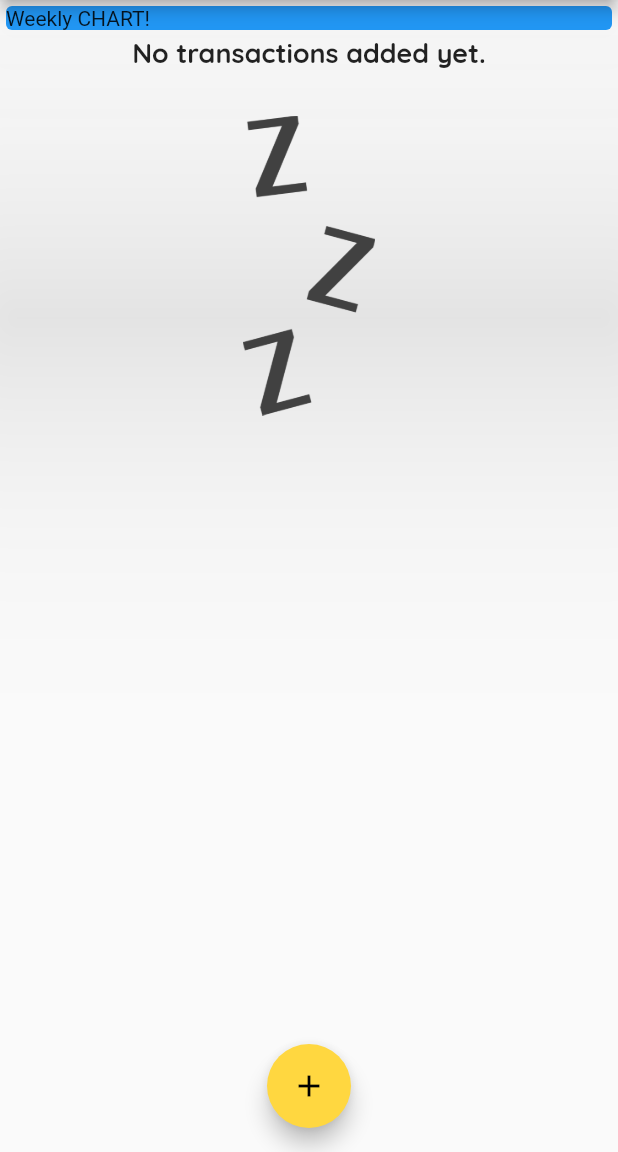
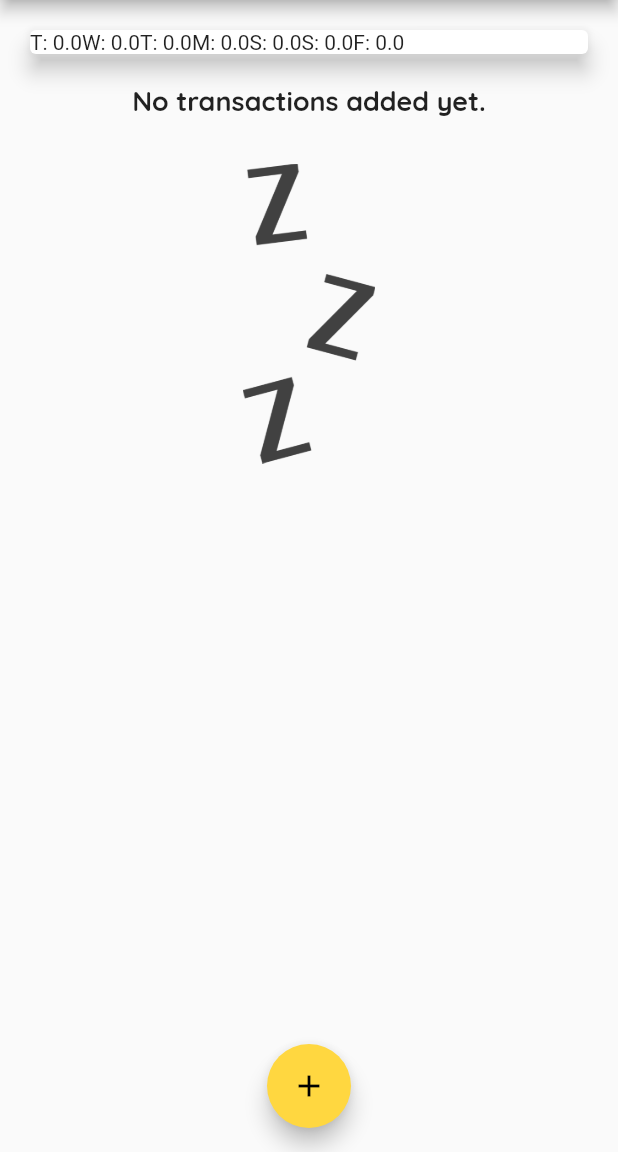
Before and after one commit to IonutSKL/myExpensesApp, a Flutter app: the screen it shows after launch, on a phone screen of 412 x 824 dp, the part 84-1236 px from its top. Run offline on Flutter 3.47's test engine with Material 2 defaults, Android fonts, the phone set to English and light mode, and no system bars.

Commit message:
chart added

```diff
--- a/lib/main.dart
+++ b/lib/main.dart
@@ -1,6 +1,8 @@
 import 'package:flutter/material.dart';
-import 'package:myExpensesApp/widgets/transaction_list.dart';
+
+import './widgets/transaction_list.dart';
 import './widgets/new_transaction.dart';
+import './widgets/chart.dart';
 import './models/transaction.dart';
 
 void main() {
@@ -67,6 +69,16 @@ class _MyHomePageState extends State<MyHomePage> {
     ), */
   ];
 
+  List<Transaction> get _recentTransactions {
+    return _userTransactions.where((tx) {
+      return tx.date.isAfter(
+        DateTime.now().subtract(
+          Duration(days: 7),
+        ),
+      );
+    }).toList();
+  }
+
   void _addNewTransaction(String txTitle, double txAmount) {
     final newTx = Transaction(
       title: txTitle,
@@ -113,15 +125,8 @@ class _MyHomePageState extends State<MyHomePage> {
           mainAxisAlignment: MainAxisAlignment.start,
           crossAxisAlignment: CrossAxisAlignment.stretch,
           children: <Widget>[
-            Container(
-              width: double.infinity,
-              child: Card(
-                color: Colors.blue,
-                child: Text('Weekly CHART!'),
-                elevation: 100,
-              ),
-            ),
-            TransactionList(_userTransactions)
+            Chart(_recentTransactions),
+            TransactionList(_userTransactions),
           ],
         ),
       ),
--- /dev/null
+++ b/lib/widgets/chart.dart
@@ -0,0 +1,48 @@
+import 'package:flutter/material.dart';
+import 'package:intl/intl.dart';
+import 'package:myExpensesApp/models/transaction.dart';
+import '../models/transaction.dart';
+
+class Chart extends StatelessWidget {
+  final List<Transaction> recentTransactions;
+
+  Chart(this.recentTransactions);
+
+  List<Map<String, Object>> get groupedTransactionValues {
+    return List.generate(7, (index) {
+      final weekDay = DateTime.now().subtract(
+        Duration(days: index),
+      );
+      double totalSum = 0.0;
+
+      for (var i = 0; i < recentTransactions.length; i++) {
+        if (recentTransactions[i].date.day == weekDay.day &&
+            recentTransactions[i].date.month == weekDay.month &&
+            recentTransactions[i].date.year == weekDay.year) {
+          totalSum += recentTransactions[i].amount;
+        }
+      }
+      print(DateFormat.E().format(weekDay));
+      print(totalSum);
+
+      return {
+        'day': DateFormat.E().format(weekDay).substring(0, 1),
+        'amount': totalSum,
+      };
+    });
+  }
+
+  @override
+  Widget build(BuildContext context) {
+    print(groupedTransactionValues);
+    return Card(
+      elevation: 6,
+      margin: EdgeInsets.all(20),
+      child: Row(
+        children: groupedTransactionValues.map((data){
+          return Text('${data['day']}: ${data['amount']}');
+        }).toList(),
+      ),
+    );
+  }
+}
```
Also changed, not shown: lib/widgets/chart_bar.dart (added).
